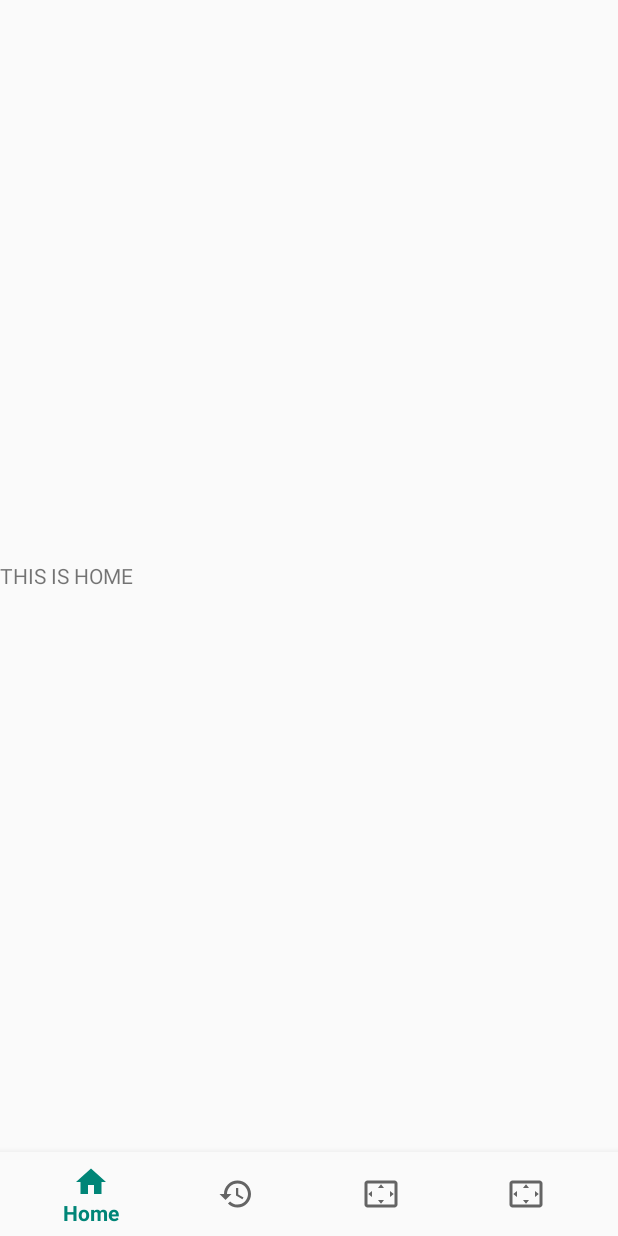
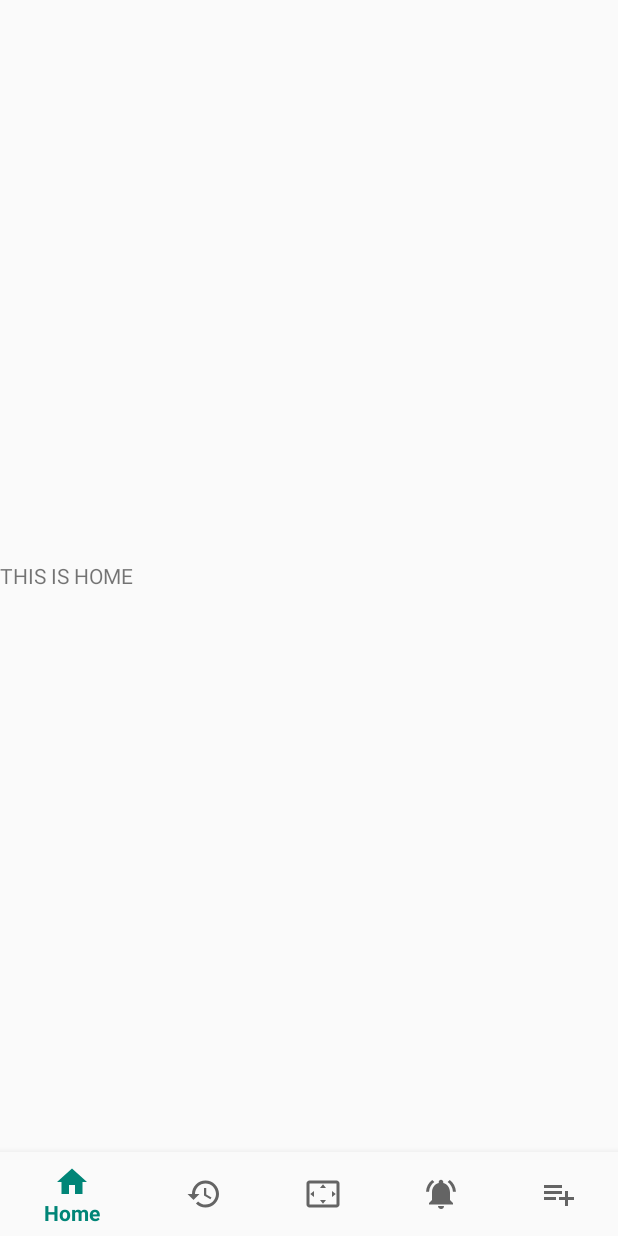
Before and after one commit to nadiahtsp/androidGuru, an Android app: the MainActivity screen opened directly, with no data from a screen before it, on a phone screen of 412 x 824 dp. Run offline under Robolectric (Android 15) with nearby library versions, the light colour scheme and no system bars; libraries missing offline, so code that uses them is left out: com.google.zxing.integration.

Commit message:
commin aja

```diff
--- a/app/src/main/java/com/example/maticehguru/Config.java
+++ b/app/src/main/java/com/example/maticehguru/Config.java
@@ -7,8 +7,8 @@ public class Config {
         //dimana File PHP tersebut berada
         //PENTING! JANGAN LUPA GANTI IP SESUAI DENGAN IP KOMPUTER DIMANA DATA PHP BERADA
 
-        public static final String BASE_URL = "http://192.168.1.25:8080/Android/maticehGuru/";
-//        public static final String BASE_URL = "http://192.168.100.9:81/Android/maticehGuru/";
+//        public static final String BASE_URL = "http://192.168.1.25:8080/Android/maticehGuru/";
+        public static final String BASE_URL = "http://192.168.43.170:81/Android/maticehGuru/";
 
         public static final String URL_GET_PEMESAN_ID = BASE_URL + "selectPemesanId.php/";
         public static final String URL_ACC_PESANAN_BARU = BASE_URL + "acceptPesananBaru.php/";
--- /dev/null
+++ b/app/src/main/res/drawable/ic_notifications_active_black_24dp.xml
@@ -0,0 +1,9 @@
+<vector xmlns:android="http://schemas.android.com/apk/res/android"
+        android:width="24dp"
+        android:height="24dp"
+        android:viewportWidth="24.0"
+        android:viewportHeight="24.0">
+    <path
+        android:fillColor="#FF000000"
+        android:pathData="M7.58,4.08L6.15,2.65C3.75,4.48 2.17,7.3 2.03,10.5h2c0.15,-2.65 1.51,-4.97 3.55,-6.42zM19.97,10.5h2c-0.15,-3.2 -1.73,-6.02 -4.12,-7.85l-1.42,1.43c2.02,1.45 3.39,3.77 3.54,6.42zM18,11c0,-3.07 -1.64,-5.64 -4.5,-6.32L13.5,4c0,-0.83 -0.67,-1.5 -1.5,-1.5s-1.5,0.67 -1.5,1.5v0.68C7.63,5.36 6,7.92 6,11v5l-2,2v1h16v-1l-2,-2v-5zM12,22c0.14,0 0.27,-0.01 0.4,-0.04 0.65,-0.14 1.18,-0.58 1.44,-1.18 0.1,-0.24 0.15,-0.5 0.15,-0.78h-4c0.01,1.1 0.9,2 2.01,2z"/>
+</vector>
--- /dev/null
+++ b/app/src/main/res/drawable/ic_playlist_add_black_24dp.xml
@@ -0,0 +1,9 @@
+<vector xmlns:android="http://schemas.android.com/apk/res/android"
+        android:width="24dp"
+        android:height="24dp"
+        android:viewportWidth="24.0"
+        android:viewportHeight="24.0">
+    <path
+        android:fillColor="#FF000000"
+        android:pathData="M14,10L2,10v2h12v-2zM14,6L2,6v2h12L14,6zM18,14v-4h-2v4h-4v2h4v4h2v-4h4v-2h-4zM2,16h8v-2L2,14v2z"/>
+</vector>
--- /dev/null
+++ b/app/src/main/res/layout/user_fragment_notifikasi.xml
@@ -0,0 +1,5 @@
+<?xml version="1.0" encoding="utf-8"?>
+<RelativeLayout xmlns:android="http://schemas.android.com/apk/res/android"
+    android:layout_width="match_parent" android:layout_height="match_parent">
+
+</RelativeLayout>
--- a/app/src/main/res/menu/bottom_navigation.xml
+++ b/app/src/main/res/menu/bottom_navigation.xml
@@ -17,8 +17,13 @@
         android:title="Scan"
         />
     <item
+        android:id="@+id/guru_bottomnav_notification"
+        android:icon="@drawable/ic_notifications_active_black_24dp"
+        android:title="Notifikasi"
+        />
+    <item
         android:id="@+id/guru_bottomnav_listPesanan"
-        android:icon="@drawable/ic_settings_overscan_black_24dp"
+        android:icon="@drawable/ic_playlist_add_black_24dp"
         android:title="Pesanan"
         />
 </menu>
```
Also changed, not shown: app/src/main/java/com/example/maticehguru/GuruNotifikasiFragment.java (added, +19 -0 lines), app/src/main/java/com/example/maticehguru/MainActivity.java (+7 -0 lines), 1 other file.
